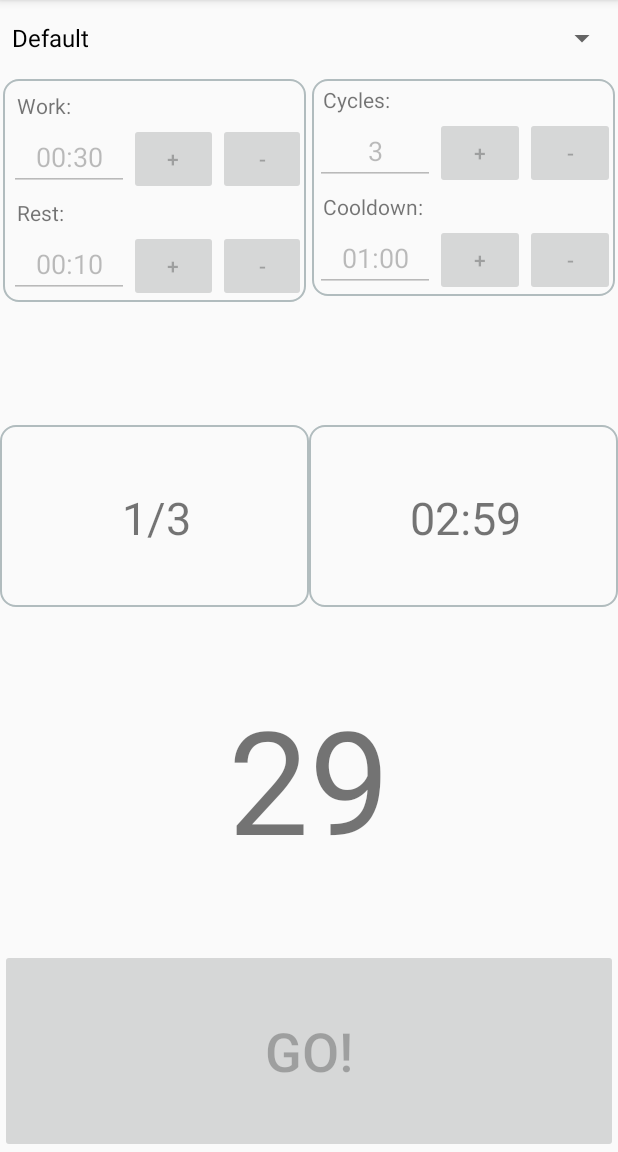
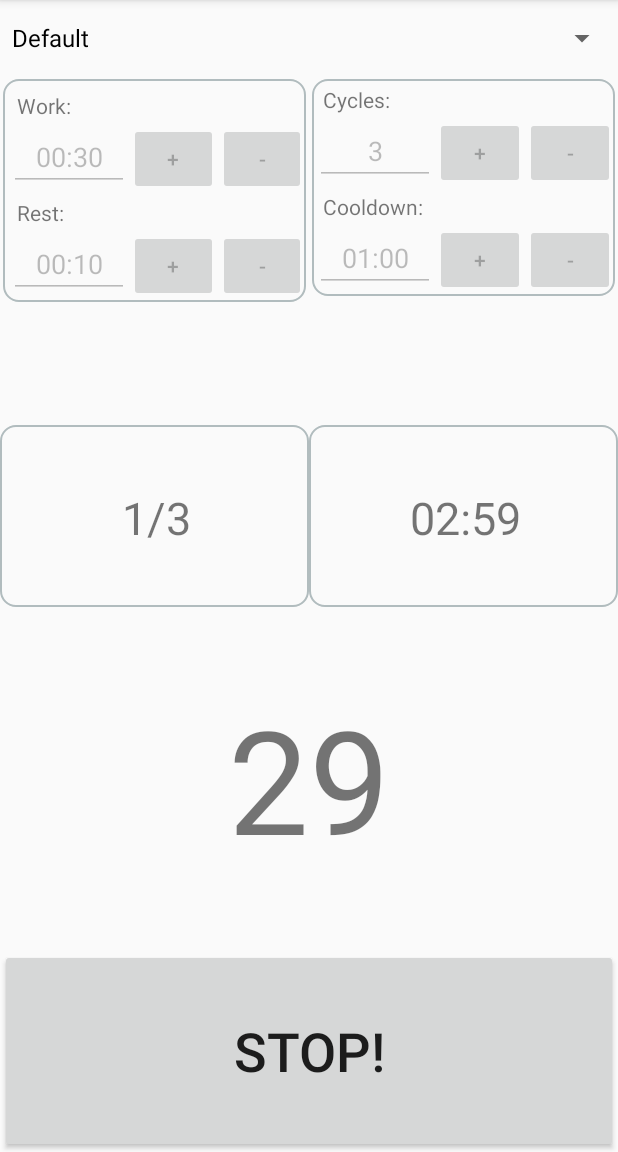
Before and after one commit to profesorfalken/JIITTimer, an Android app: the screen it shows after launch (MainActivity), after a tap on "GO!", on a phone screen of 412 x 824 dp, the part 84-1236 px from its top. Run offline under Robolectric (Android 15) with nearby library versions, the phone set to English and light mode, and no system bars.

Commit message:
Add implementation of Stop button

```diff
--- a/app/src/main/java/com/profesorfalken/jiittimer/MainActivity.java
+++ b/app/src/main/java/com/profesorfalken/jiittimer/MainActivity.java
@@ -58,6 +58,7 @@ public class MainActivity extends AppCompatActivity {
     private Button cyclesIncreaseTimeButton;
     private Button cyclesDecreaseTimeButton;
     private Button goButton;
+    private Button stopButton;
     private TextView cycleTimeTextView;
     private boolean timerActive = false;
     private Map<String, WorkoutData> allWorkoutsData = new HashMap<>();
@@ -88,6 +89,7 @@ public class MainActivity extends AppCompatActivity {
         this.cyclesIncreaseTimeButton = findViewById(R.id.cyclesPlus);
         this.cyclesDecreaseTimeButton = findViewById(R.id.cyclesLess);
         this.goButton = findViewById(R.id.goButton);
+        this.stopButton = findViewById(R.id.stopButton);
 
         this.sessionTimeTextView = findViewById(R.id.sessionTimeTextView);
         this.cycleCountTextView = findViewById(R.id.cycleCountTextView);
@@ -308,7 +310,32 @@ public class MainActivity extends AppCompatActivity {
             next.increaseCycle(this.cycleCountTextView);
         }
 
+        this.goButton.setVisibility(View.GONE);
+        this.stopButton.setVisibility(View.VISIBLE);
+
         this.programmedTimers[0].start();
+    }
+
+    public void clickStopButton(View view) {
+        toggleTimerMode();
+
+        resetTimers();
+
+        setInitTimeValues();
+        refreshTotals();
+
+        this.stopButton.setVisibility(View.GONE);
+        this.goButton.setVisibility(View.VISIBLE);
+
+        this.cycleTimeTextView.setText("READY");
+    }
+
+    private void resetTimers() {
+        for (WorkoutTask timer : this.programmedTimers) {
+            timer.stop();
+        }
+        //Dereference
+        this.programmedTimers = null;
     }
 
     private WorkoutTask addProgrammedTimer(int time, int index, WorkoutTask next) {
--- a/app/src/main/java/com/profesorfalken/jiittimer/counter/ThreadedCountDownTimer.java
+++ b/app/src/main/java/com/profesorfalken/jiittimer/counter/ThreadedCountDownTimer.java
@@ -8,6 +8,7 @@ public abstract class ThreadedCountDownTimer {
     private long countDownInterval;
     private Handler handler;
     private Runnable counter;
+    private volatile boolean shutdown = false;
 
     public ThreadedCountDownTimer(long millisInFuture, long countDownInterval) {
         this.millisInFuture = millisInFuture;
@@ -23,6 +24,10 @@ public abstract class ThreadedCountDownTimer {
 
     public abstract void onFinish();
 
+    public void stop() {
+        this.shutdown = true;
+    }
+
     public void initialize()
     {
         handler = new Handler();
@@ -35,9 +40,13 @@ public abstract class ThreadedCountDownTimer {
                     onFinish();
                 } else {
                     Log.v("status", Long.toString(sec) + " seconds remain");
-                    millisInFuture -= countDownInterval;
-                    onTick();
-                    handler.postDelayed(this, countDownInterval);
+                    if (!shutdown) {
+                        millisInFuture -= countDownInterval;
+                        onTick();
+                        handler.postDelayed(this, countDownInterval);
+                    } else {
+                        Log.v("status", "Shutdown timer!");
+                    }
                 }
             }
         };
--- a/app/src/main/java/com/profesorfalken/jiittimer/counter/WorkoutTask.java
+++ b/app/src/main/java/com/profesorfalken/jiittimer/counter/WorkoutTask.java
@@ -45,6 +45,10 @@ public class WorkoutTask {
         this.cycleCountTextView = cycleCountTextView;
     }
 
+    public void stop() {
+        this.timer.stop();
+    }
+
     public void start() {
         if (timer != null) {
             if (this.increaseCycle) {
--- a/app/src/main/res/layout/content_main.xml
+++ b/app/src/main/res/layout/content_main.xml
@@ -314,6 +314,15 @@
                     android:onClick="clickGoButton"
                     android:text="GO!"
                     android:textSize="36sp" />
+                <Button
+                    android:id="@+id/stopButton"
+                    android:layout_width="wrap_content"
+                    android:layout_height="match_parent"
+                    android:layout_weight="1"
+                    android:onClick="clickStopButton"
+                    android:text="Stop!"
+                    android:textSize="36sp"
+                    android:visibility="gone"/>
             </LinearLayout>
         </LinearLayout>
 
```
